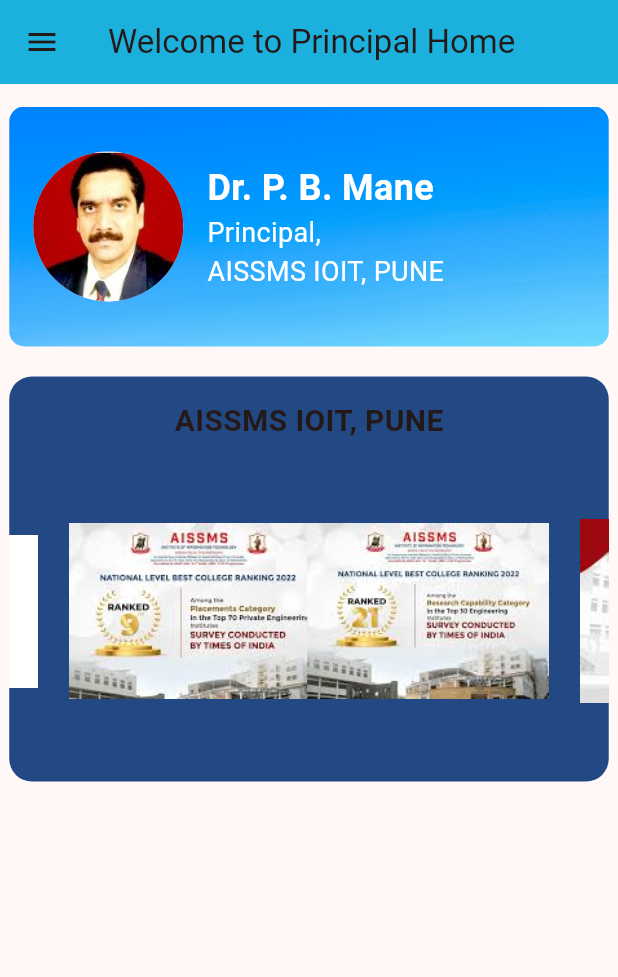
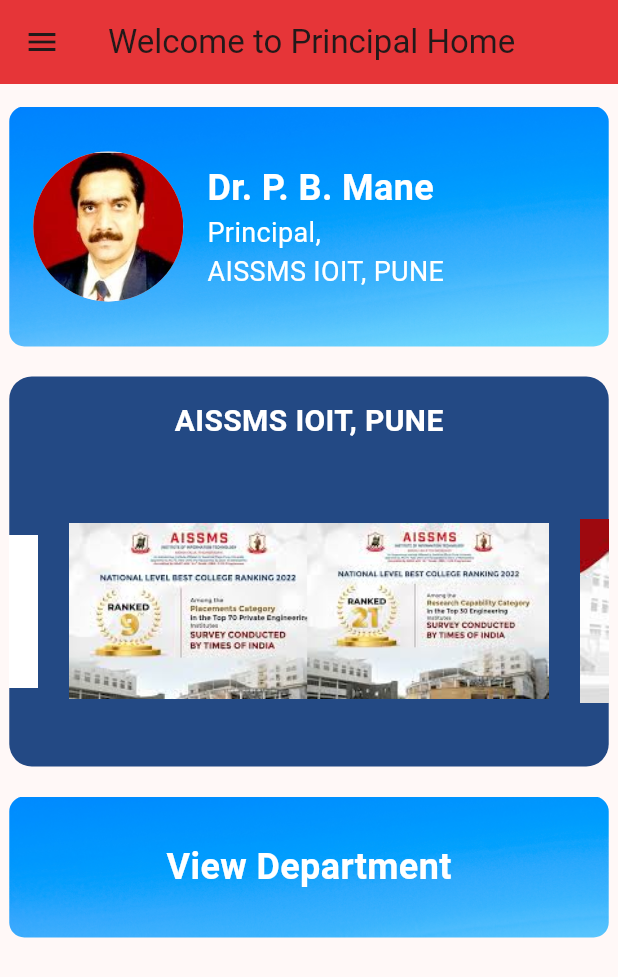
Before and after one commit to Yogesh3052/Perfomance_Based_Assesment_System, a Flutter app: the PrincipalHome screen opened directly, on a phone screen of 412 x 824 dp. Shown: the top 977 px of the screen. Run offline on Flutter 3.47's test engine with Material 2 defaults, Android fonts, the phone set to English and light mode, and no system bars; drawn by our look-alikes of carousel_slider; our stand-ins replace animated_splash_screen, cloud_firestore, firebase_core, flutter_spinkit, fluttertoast, page_transition; accounts and stored records are empty.

Commit message:
minor UI changes

```diff
--- a/pba/lib/pages/principalHome.dart
+++ b/pba/lib/pages/principalHome.dart
@@ -27,7 +27,7 @@
     return Scaffold(
       appBar: AppBar(
         title: const Text('Welcome to Principal Home'),
-        backgroundColor: Color.fromARGB(255, 28, 176, 221),
+        backgroundColor: Color.fromARGB(255, 230, 53, 56),
       ),
       drawer: Drawer(
           child: Column(
@@ -40,7 +40,7 @@
             ),
           ),
           ListTile(
-            leading: const Icon(Icons.person),
+            leading: const Icon(Icons.note_add_sharp),
             title: const Text('Departments'),
             onTap: () {
               Navigator.push(context,
@@ -111,7 +111,7 @@
           const SizedBox(height: 20),
           Center(
             child: Container(
-              height: 270,
+              height: 260,
               width: MediaQuery.of(context).size.width * 0.97,
               decoration: BoxDecoration(
                   color: Color.fromARGB(255, 35, 73, 132),
@@ -126,6 +126,7 @@
                     style: TextStyle(
                       fontSize: 20,
                       fontWeight: FontWeight.bold,
+                      color: Colors.white,
                     ),
                   ),
                   CarouselSlider(
@@ -146,6 +147,38 @@
           const SizedBox(
             height: 20,
           ),
+          Center(
+            child: Container(
+              width: MediaQuery.of(context).size.width * 0.97,
+              padding: const EdgeInsets.symmetric(horizontal: 16, vertical: 30),
+              decoration: BoxDecoration(
+                image: const DecorationImage(
+                  image: AssetImage(
+                      'asset/images/bluebackground.jpg'), // Replace with your image path.
+                  fit: BoxFit
+                      .cover, // Adjust the fit type according to your requirement.
+                ),
+                borderRadius: BorderRadius.circular(10),
+              ),
+              child: GestureDetector(
+                onTap: () {
+                  // Add the function to be executed when the container is tapped.
+                  Navigator.push(context,
+                      MaterialPageRoute(builder: (context) => Departments()));
+                },
+                child: Center(
+                  child: Text(
+                    'View Department',
+                    style: TextStyle(
+                      fontSize: 24,
+                      fontWeight: FontWeight.bold,
+                      color: Colors.white, // Text color
+                    ),
+                  ),
+                ),
+              ),
+            ),
+          )
         ]),
       ),
     );
```
Also changed, not shown: pba/lib/pages/homePage.dart (+19 -4 lines).
